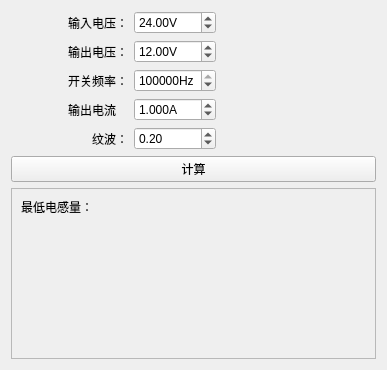
This is src/I_Calc.ui in microcai/JLC_R_util as Qt 5 draws it before an edit. The edited form follows.
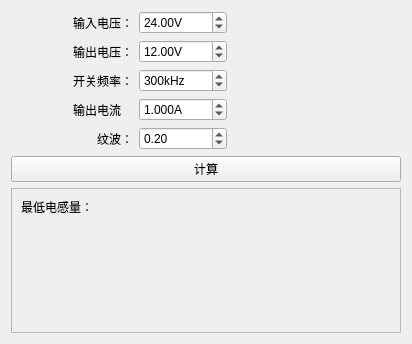
This is the edited form.

Diff of the .ui file:
```diff
--- a/src/I_Calc.ui
+++ b/src/I_Calc.ui
@@ -6,8 +6,8 @@
    <rect>
     <x>0</x>
     <y>0</y>
-    <width>387</width>
-    <height>370</height>
+    <width>412</width>
+    <height>344</height>
    </rect>
   </property>
   <property name="windowTitle">
@@ -155,10 +155,13 @@
       <enum>QAbstractSpinBox::CorrectToNearestValue</enum>
      </property>
      <property name="suffix">
-      <string>Hz</string>
+      <string notr="true">kHz</string>
+     </property>
+     <property name="prefix">
+      <string notr="true"/>
      </property>
      <property name="minimum">
-      <number>1000</number>
+      <number>1</number>
      </property>
      <property name="maximum">
       <number>99999999</number>
@@ -170,7 +173,7 @@
       <enum>QAbstractSpinBox::AdaptiveDecimalStepType</enum>
      </property>
      <property name="value">
-      <number>300000</number>
+      <number>300</number>
      </property>
     </widget>
    </item>
```
Left out of the diff: 28 changed lines with no effect on the pictures.
